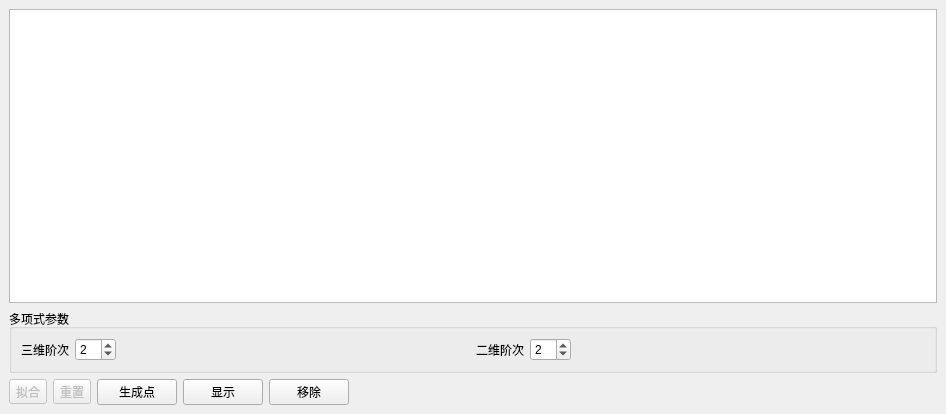
This is src/ui/3DpointsPickedDlg.ui in qgis/QGIS as Qt 5 draws it before an edit. The edited form follows.
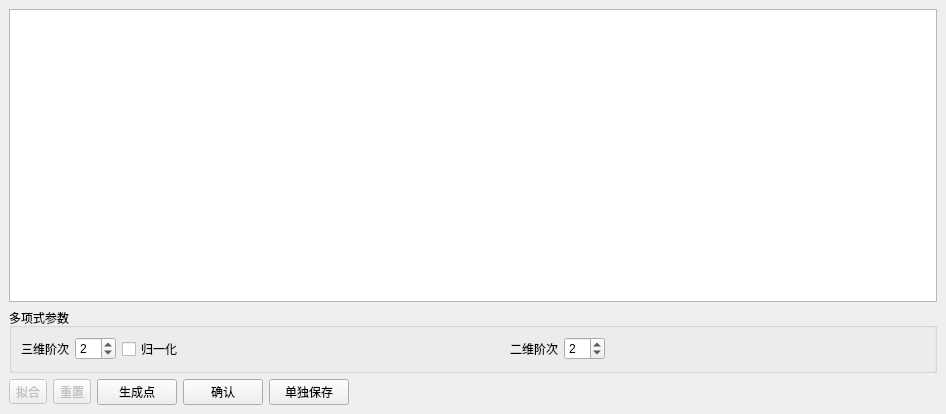
This is the edited form.

Diff of the .ui file:
```diff
--- a/src/ui/3DpointsPickedDlg.ui
+++ b/src/ui/3DpointsPickedDlg.ui
@@ -66,6 +66,13 @@
          </property>
         </widget>
        </item>
+       <item>
+        <widget class="QCheckBox" name="checkBox_MapToOne">
+         <property name="text">
+          <string>归一化</string>
+         </property>
+        </widget>
+       </item>
        <item>
         <spacer name="horizontalSpacer">
          <property name="orientation">
@@ -153,14 +160,14 @@
       <item>
        <widget class="QPushButton" name="pushButton_2">
         <property name="text">
-         <string>显示</string>
+         <string>确认</string>
         </property>
        </widget>
       </item>
       <item>
        <widget class="QPushButton" name="pushButton_3">
         <property name="text">
-         <string>移除</string>
+         <string>单独保存</string>
         </property>
        </widget>
       </item>
```
Left out of the diff: 2 changed lines with no effect on the pictures.
